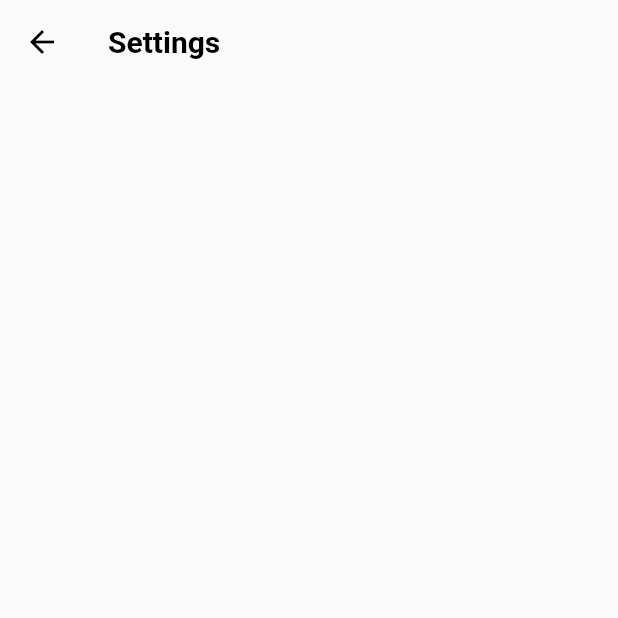
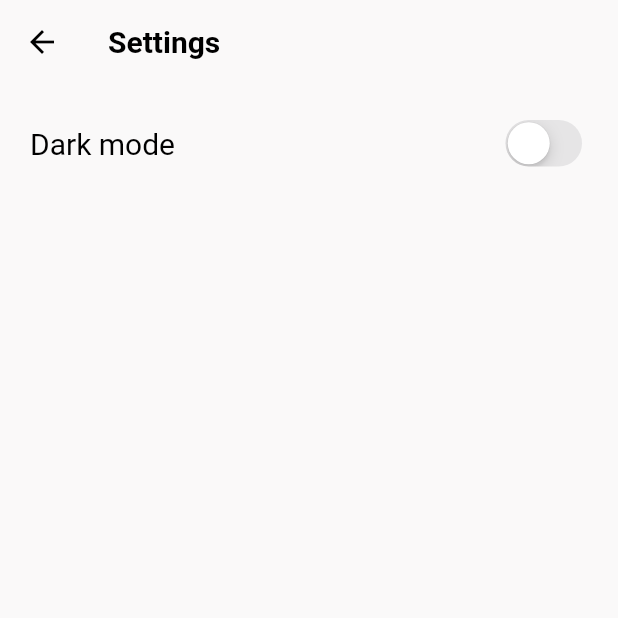
Before and after one commit to kimkyung1234/HH-Client, a Flutter app: the SettingPage screen opened directly, on a phone screen of 412 x 824 dp, the top half of it. Run offline on Flutter 3.47's test engine with Material 2 defaults, Android fonts, the phone set to English and light mode, and no system bars; our stand-ins replace flutter_svg, image_picker; missing offline and left inert: flutter_verification_code.

Commit message:
Add theme data

```diff
--- a/lib/pages/setting_page.dart
+++ b/lib/pages/setting_page.dart
@@ -1,20 +1,42 @@
+import 'package:app/providers/theme.dart';
+import 'package:app/widgets/common.dart';
+import 'package:flutter/cupertino.dart';
 import 'package:flutter/material.dart';
+import 'package:provider/provider.dart';
 
 class SettingPage extends StatelessWidget {
   @override
   Widget build(BuildContext context) {
+    var themeMode = Provider.of<ThemeChanger>(context);
+    var theme = themeMode.getThemeData;
+
     return Scaffold(
+      backgroundColor: theme.backgroundColor,
       appBar: AppBar(
         backgroundColor: Colors.transparent,
         elevation: 0.0,
-        title: const Text(
+        title: Text(
           'Settings',
-          style: TextStyle(color: Colors.black, fontWeight: FontWeight.bold),
+          style:
+              TextStyle(color: theme.accentColor, fontWeight: FontWeight.bold),
         ),
-        leading: const BackButton(color: Colors.black),
+        leading: BackButton(color: theme.accentColor),
       ),
       body: ListView(
-        children: [],
+        children: [
+          settingMenu(
+            text: 'Dark mode',
+            textColor: theme.accentColor,
+            widget: CupertinoSwitch(
+              value: themeMode.getThemeDark,
+              onChanged: (value) {
+                themeMode.getThemeDark
+                    ? themeMode.setLight()
+                    : themeMode.setDark();
+              },
+            ),
+          ),
+        ],
       ),
     );
   }
--- /dev/null
+++ b/lib/providers/theme.dart
@@ -0,0 +1,38 @@
+import 'package:flutter/material.dart';
+
+class ThemeChanger with ChangeNotifier {
+  bool _themeDark = false;
+  bool get getThemeDark => _themeDark;
+
+  void setLight() {
+    _themeDark = false;
+    notifyListeners();
+  }
+
+  void setDark() {
+    _themeDark = true;
+    notifyListeners();
+  }
+
+  ThemeData get getThemeData => !_themeDark ? lightTheme : darkTheme;
+}
+
+final darkTheme = ThemeData(
+  primarySwatch: Colors.grey,
+  primaryColor: Colors.black,
+  brightness: Brightness.dark,
+  backgroundColor: const Color(0xff222427),
+  accentColor: Colors.white,
+  accentIconTheme: const IconThemeData(color: Colors.black),
+  dividerColor: Colors.black54,
+);
+
+final lightTheme = ThemeData(
+  primarySwatch: Colors.grey,
+  primaryColor: Colors.white,
+  brightness: Brightness.light,
+  backgroundColor: const Color(0xffFAF9F9),
+  accentColor: Colors.black,
+  accentIconTheme: const IconThemeData(color: Colors.white),
+  dividerColor: Colors.white54,
+);
--- a/lib/widgets/common.dart
+++ b/lib/widgets/common.dart
@@ -66,3 +66,19 @@ Widget customCircularIndicator() {
     valueColor: AlwaysStoppedAnimation<Color>(Colors.black),
   );
 }
+
+Widget settingMenu(
+    {required String text,
+    required Widget widget,
+    Color textColor = Colors.black}) {
+  return Padding(
+    padding: const EdgeInsets.all(20),
+    child: Row(
+      mainAxisAlignment: MainAxisAlignment.spaceBetween,
+      children: [
+        flexibleText(text: 'Dark mode', textColor: textColor),
+        widget,
+      ],
+    ),
+  );
+}
```
Also changed, not shown: lib/main.dart (+24 -17 lines).
